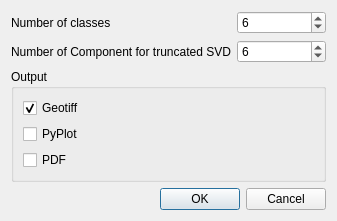
Qt form ApexQuality/uis/spectral_kmean_widget_base.ui (gilliM/quality) before a commit.
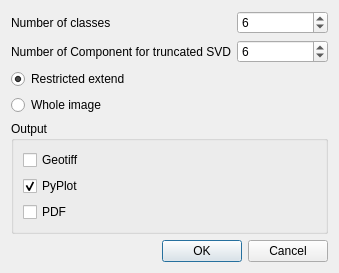
The same form after that commit.

Commit message: Allow processing on whole image

```diff
--- a/ApexQuality/uis/spectral_kmean_widget_base.ui
+++ b/ApexQuality/uis/spectral_kmean_widget_base.ui
@@ -6,15 +6,38 @@
    <rect>
     <x>0</x>
     <y>0</y>
-    <width>337</width>
-    <height>220</height>
+    <width>339</width>
+    <height>268</height>
    </rect>
   </property>
   <property name="windowTitle">
    <string>K-means Clustering</string>
   </property>
   <layout class="QGridLayout" name="gridLayout">
-   <item row="3" column="0" colspan="2">
+   <item row="3" column="0">
+    <widget class="QRadioButton" name="restrictedRB">
+     <property name="text">
+      <string>Restricted extend</string>
+     </property>
+     <property name="checked">
+      <bool>true</bool>
+     </property>
+     <attribute name="buttonGroup">
+      <string notr="true">buttonGroup</string>
+     </attribute>
+    </widget>
+   </item>
+   <item row="4" column="0">
+    <widget class="QRadioButton" name="wholeRB">
+     <property name="text">
+      <string>Whole image</string>
+     </property>
+     <attribute name="buttonGroup">
+      <string notr="true">buttonGroup</string>
+     </attribute>
+    </widget>
+   </item>
+   <item row="6" column="0" colspan="2">
     <widget class="QDialogButtonBox" name="buttonBox">
      <property name="orientation">
       <enum>Qt::Horizontal</enum>
@@ -61,7 +84,7 @@
      </property>
     </widget>
    </item>
-   <item row="2" column="0" colspan="2">
+   <item row="5" column="0" colspan="2">
     <widget class="QGroupBox" name="groupBox">
      <property name="title">
       <string>Output</string>
@@ -73,7 +96,7 @@
          <string>Geotiff</string>
         </property>
         <property name="checked">
-         <bool>true</bool>
+         <bool>false</bool>
         </property>
        </widget>
       </item>
@@ -82,6 +105,9 @@
         <property name="text">
          <string>PyPlot</string>
         </property>
+        <property name="checked">
+         <bool>true</bool>
+        </property>
        </widget>
       </item>
       <item row="2" column="0">
@@ -89,6 +115,9 @@
         <property name="text">
          <string>PDF</string>
         </property>
+        <property name="checked">
+         <bool>false</bool>
+        </property>
        </widget>
       </item>
      </layout>
```
Left out of the diff: 5 changed lines with no effect on the pictures. The commit also changes 2 other files.
